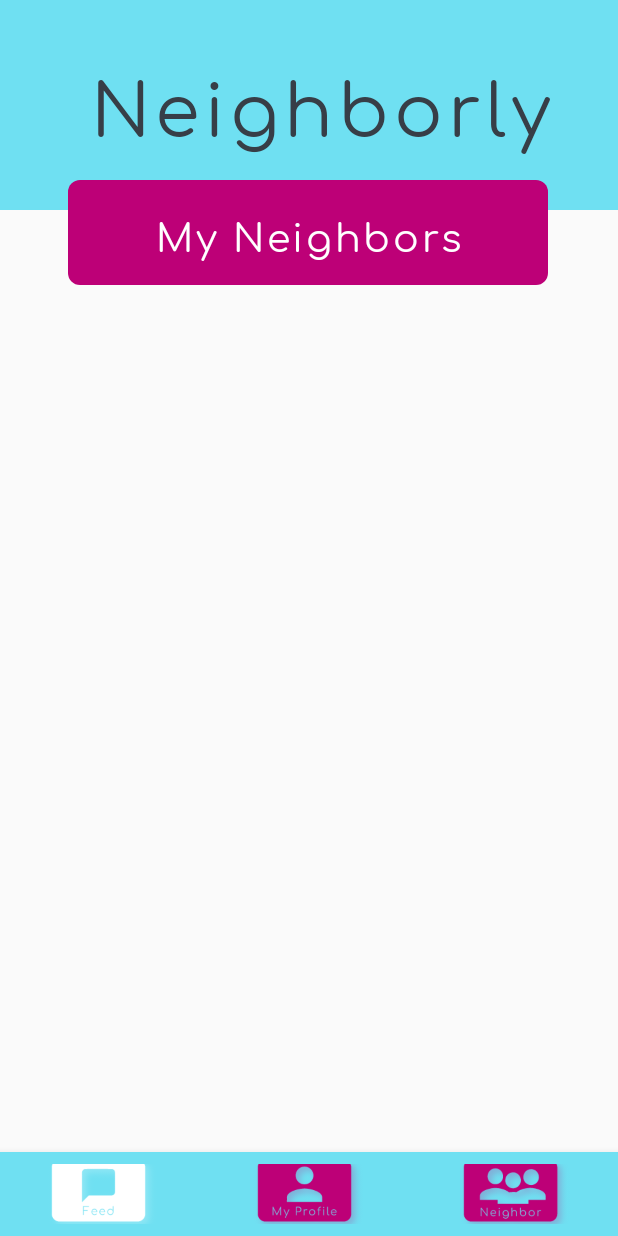
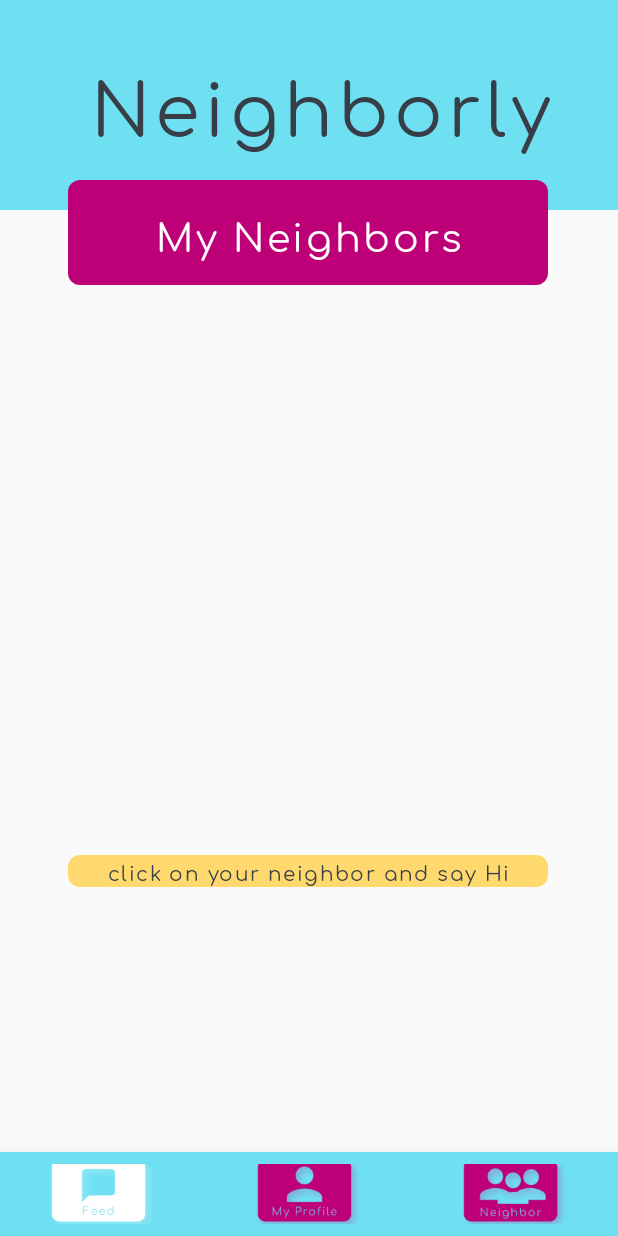
Before and after one commit to Yaelsarusi/Neighborly, an Android app: the fragment NeighborsFragment placed in its activity, on a phone screen of 412 x 824 dp. Run offline under Robolectric (Android 15) with nearby library versions, the phone set to English and light mode, and no system bars; our stand-ins replace Firebase (no records; nobody signed in at launch, a user with empty details on screens opened directly), FlexboxLayout; 5 statements that could not run were skipped.

Commit message:
click on your neighbor and say hello

```diff
--- a/app/src/main/res/layout/fragment_neighbours.xml
+++ b/app/src/main/res/layout/fragment_neighbours.xml
@@ -14,14 +14,14 @@
         android:layout_marginTop="0dp"
         android:background="@drawable/rectangle_magenta"
         android:gravity="center"
-        android:text="My Neighbors"
+        android:text="@string/my_neighbors"
         android:textColor="@color/white"
         android:textSize="25sp" />
 
     <ListView
         android:id="@+id/neighborsDetailsList"
         android:layout_width="362dp"
-        android:layout_height="624dp"
+        android:layout_height="380dp"
         android:layout_gravity="center"
         android:divider="@android:color/transparent"
         android:padding="8dp" />
@@ -32,7 +32,7 @@
         android:layout_height="wrap_content"
         android:background="@drawable/rounded_rectangle_yellow"
         android:gravity="center"
-        android:text="click on your neighbor and say Hi"
+        android:text="@string/click_on_your_neighbor_and_say_hi"
         android:textSize="13sp" />
 
 </LinearLayout>
--- a/app/src/main/res/values/strings.xml
+++ b/app/src/main/res/values/strings.xml
@@ -39,12 +39,12 @@
     <string name="sign_in">Sign in!</string>
     <string name="info">About yourself:</string>
     <string name="item_example">ex. 5 steps ladder</string>
-    <string name="messageHint">Type a message...</string>
+    <string name="messageHint">Type a message</string>
     <string name="neighborly_help_message">I can help you out! :)</string>
     <string name="private_chat_title">%s</string>
     <string name="private_messages_db_path">Messages/%s_%s</string>
     <string name="request_item_from_neighbor_message">Hey %s! Can I please borrow your %s?</string>
-    <string name="neighborly_send_help_message">Hi neighbors! I\'m looking for a %s...</string>
+    <string name="neighborly_send_help_message">Hi neighbors! I\'m looking for a %s</string>
     <string name="start_private_chat_title">Press to start a private chat</string>
     <string name="share_a_new_request_title">share a new request</string>
     <string name="create_a_profile">Create your profile</string>
@@ -65,4 +65,6 @@
     <string name="send">Send!</string>
     <string name="request_resolved_title">You have such great neighbors!</string>
     <string name="go_back">Go back</string>
+    <string name="click_on_your_neighbor_and_say_hi">click on your neighbor and say Hi</string>
+    <string name="my_neighbors">My Neighbors</string>
 </resources>
```
